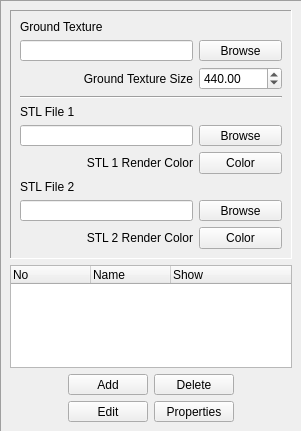
Before: the Qt Designer form ui/projectwidget.ui in xwaldo/openFVD, drawn with Qt 5.
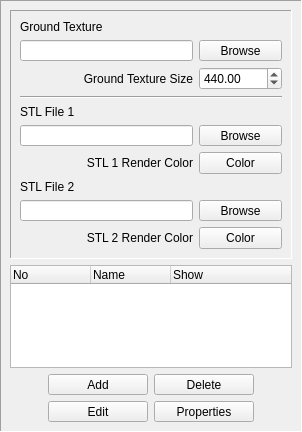
After: the same form once the commit is applied.

Patch:
```diff
--- a/ui/projectwidget.ui
+++ b/ui/projectwidget.ui
@@ -55,7 +55,7 @@
        <widget class="QPushButton" name="propertyButton">
         <property name="minimumSize">
          <size>
-          <width>80</width>
+          <width>100</width>
           <height>0</height>
          </size>
         </property>
@@ -133,7 +133,7 @@
        <widget class="QPushButton" name="editButton">
         <property name="minimumSize">
          <size>
-          <width>80</width>
+          <width>100</width>
           <height>0</height>
          </size>
         </property>
@@ -161,7 +161,7 @@
        <widget class="QPushButton" name="addButton">
         <property name="minimumSize">
          <size>
-          <width>80</width>
+          <width>100</width>
           <height>0</height>
          </size>
         </property>
@@ -189,7 +189,7 @@
        <widget class="QPushButton" name="deleteButton">
         <property name="minimumSize">
          <size>
-          <width>80</width>
+          <width>100</width>
           <height>0</height>
          </size>
         </property>
```
Left out of the diff: 26 changed lines with no effect on the pictures.
